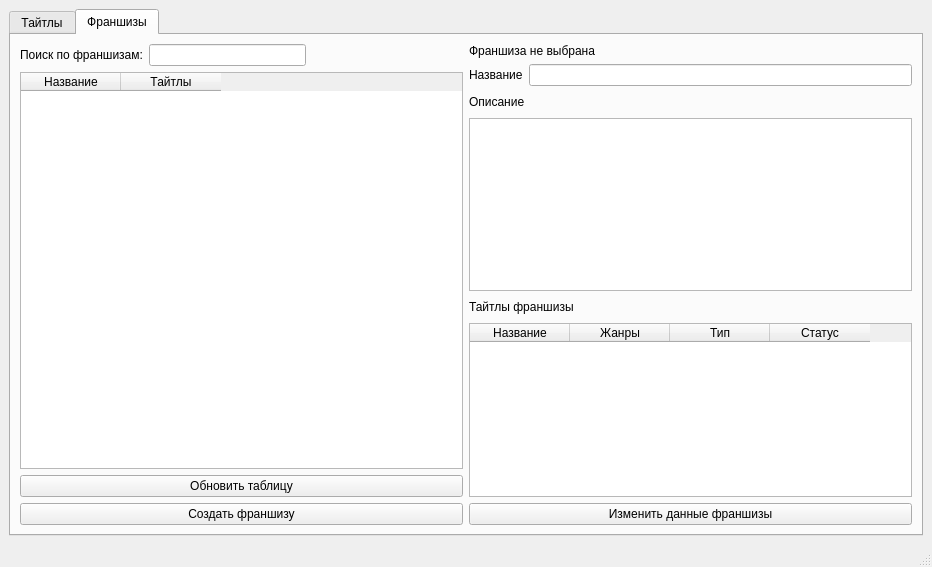
The window that ProjectUmamiQt/mainwindow.ui (Max-Person/Project-Umami) describes before a commit, drawn with Qt 5.
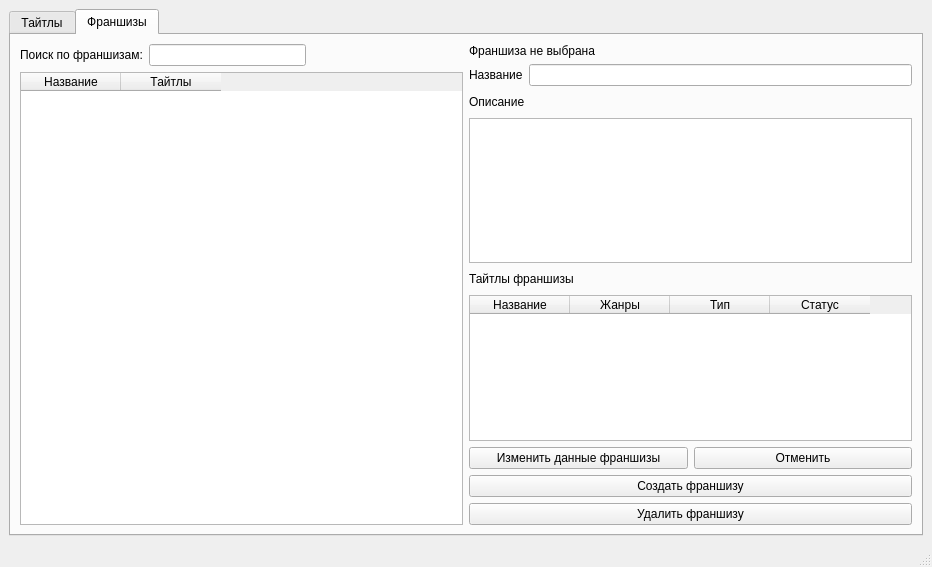
The same window after the commit. The open tabs and pages were chosen to show the change.

```diff
--- a/ProjectUmamiQt/mainwindow.ui
+++ b/ProjectUmamiQt/mainwindow.ui
@@ -294,20 +294,6 @@
             </column>
            </widget>
           </item>
-          <item>
-           <widget class="QPushButton" name="refreshFranchisesTableButton">
-            <property name="text">
-             <string>Обновить таблицу</string>
-            </property>
-           </widget>
-          </item>
-          <item>
-           <widget class="QPushButton" name="newFranchiseButton">
-            <property name="text">
-             <string>Создать франшизу</string>
-            </property>
-           </widget>
-          </item>
          </layout>
         </item>
         <item>
@@ -423,8 +409,29 @@
                 </property>
                </widget>
               </item>
+              <item>
+               <widget class="QPushButton" name="cancelFranchiseChangeButton">
+                <property name="text">
+                 <string>Отменить</string>
+                </property>
+               </widget>
+              </item>
              </layout>
             </item>
+            <item>
+             <widget class="QPushButton" name="newFranchiseButton">
+              <property name="text">
+               <string>Создать франшизу</string>
+              </property>
+             </widget>
+            </item>
+            <item>
+             <widget class="QPushButton" name="deleteFranchiseButton">
+              <property name="text">
+               <string>Удалить франшизу</string>
+              </property>
+             </widget>
+            </item>
            </layout>
           </item>
          </layout>
```
Left out of the diff: 46 changed lines with no effect on the pictures.
